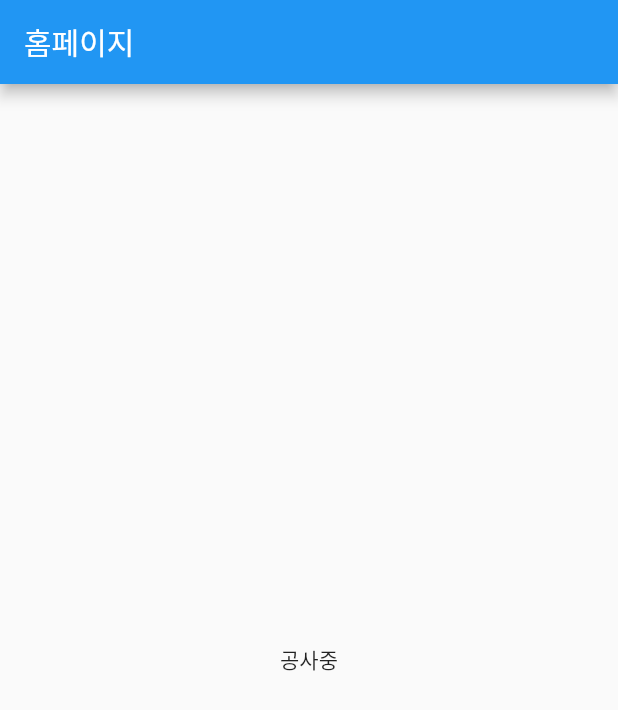
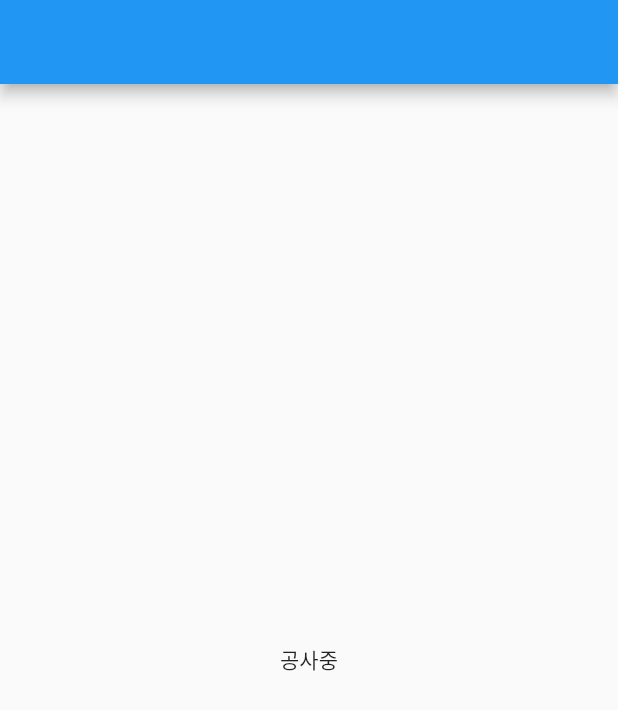
Before and after one commit to HarryJhin/device_wiki_app, a Flutter app: the screen it shows after launch, on a phone screen of 412 x 824 dp. Shown: the top 710 px of the screen. Run offline on Flutter 3.47's test engine with Material 2 defaults, Android fonts, the light colour scheme and no system bars.

Commit message:
기본 위젯 추가

```diff
--- a/lib/main.dart
+++ b/lib/main.dart
@@ -1,12 +1,9 @@
 import 'package:flutter/material.dart';
+import 'mainPage.dart';
 
-void main() {
-  runApp(const MyApp());
-}
+void main() => runApp(MyApp());
 
 class MyApp extends StatelessWidget {
-  const MyApp({Key? key}) : super(key: key);
-
   @override
   Widget build(BuildContext context) {
     return MaterialApp(
@@ -14,16 +11,12 @@
       theme: ThemeData(
         primarySwatch: Colors.blue,
       ),
-      home: const MyHomePage(title: '홈페이지'),
+      home: MyHomePage(),
     );
   }
 }
 
 class MyHomePage extends StatefulWidget {
-  const MyHomePage({Key? key, required this.title}) : super(key: key);
-
-  final String title;
-
   @override
   State<MyHomePage> createState() => _MyHomePageState();
 }
@@ -33,7 +26,7 @@
   Widget build(BuildContext context) {
     return Scaffold(
       appBar: AppBar(
-        title: Text(widget.title),
+        title: Text(''),
       ),
       body: Center(
         child: Column(
```
Also changed, not shown: lib/mainPage.dart (added, +17 -0 lines), lib/login.dart (added).
